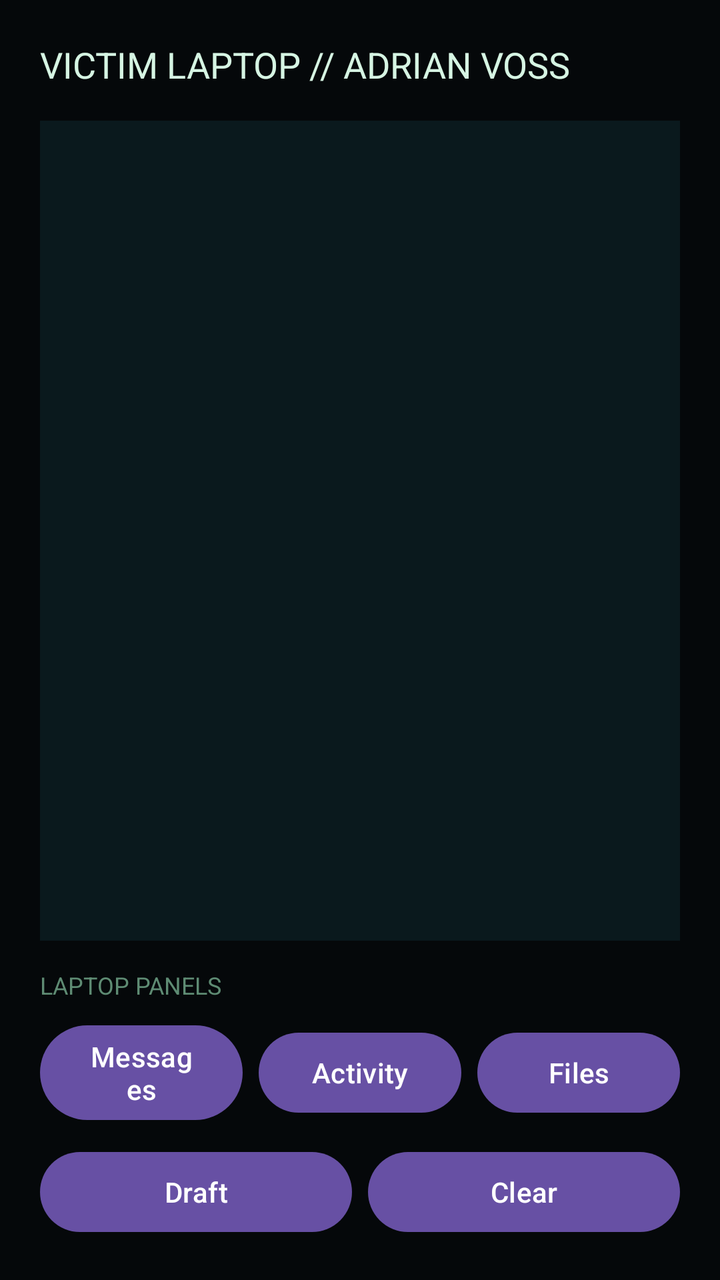
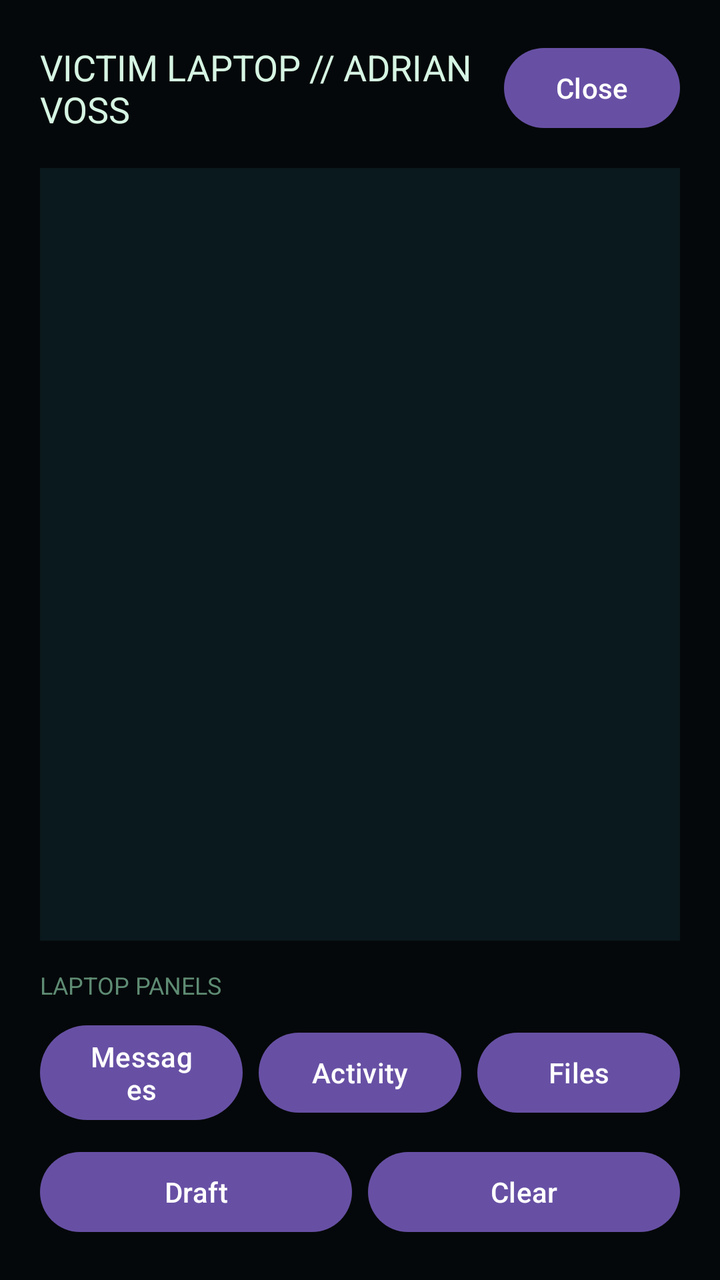

An Android layout rendered at two revisions. The XML below is the earlier revision; the diff shows what the commit changed to produce the second picture.
<!-- AndroidManifest.xml: application theme Theme.TraceRoute -->
<!-- res/layout/fragment_terminal.xml -->
<?xml version="1.0" encoding="utf-8"?>
<LinearLayout xmlns:android="http://schemas.android.com/apk/res/android"
    android:id="@+id/terminal_root"
    android:layout_width="match_parent"
    android:layout_height="wrap_content"
    android:background="#05080A"
    android:minHeight="360dp"
    android:orientation="vertical"
    android:padding="20dp">

    <TextView
        android:id="@+id/terminal_title"
        android:layout_width="match_parent"
        android:layout_height="wrap_content"
        android:text="VICTIM LAPTOP // ADRIAN VOSS"
        android:textColor="#D6F5E3"
        android:textSize="18sp" />

    <ScrollView
        android:id="@+id/terminal_scroll"
        android:layout_width="match_parent"
        android:layout_height="0dp"
        android:layout_marginTop="16dp"
        android:layout_weight="1"
        android:background="#0A191D"
        android:padding="12dp">

        <TextView
            android:id="@+id/terminal_output"
            android:layout_width="match_parent"
            android:layout_height="wrap_content"
            android:textColor="#9FD8B4"
            android:textSize="14sp" />

    </ScrollView>

    <TextView
        android:id="@+id/terminal_command_label"
        android:layout_width="match_parent"
        android:layout_height="wrap_content"
        android:layout_marginTop="14dp"
        android:text="LAPTOP PANELS"
        android:textColor="#5E8B73"
        android:textSize="12sp" />

    <LinearLayout
        android:id="@+id/terminal_command_row_one"
        android:layout_width="match_parent"
        android:layout_height="wrap_content"
        android:layout_marginTop="8dp"
        android:gravity="center_vertical"
        android:orientation="horizontal">

        <Button
            android:id="@+id/terminal_command_messages"
            android:layout_width="0dp"
            android:layout_height="wrap_content"
            android:layout_weight="1"
            android:text="Messages" />

        <Button
            android:id="@+id/terminal_command_laptop"
            android:layout_width="0dp"
            android:layout_height="wrap_content"
            android:layout_marginStart="8dp"
            android:layout_weight="1"
            android:text="Activity" />

        <Button
            android:id="@+id/terminal_command_files"
            android:layout_width="0dp"
            android:layout_height="wrap_content"
            android:layout_marginStart="8dp"
            android:layout_weight="1"
            android:text="Files" />

    </LinearLayout>

    <LinearLayout
        android:id="@+id/terminal_command_row_two"
        android:layout_width="match_parent"
        android:layout_height="wrap_content"
        android:layout_marginTop="8dp"
        android:gravity="center_vertical"
        android:orientation="horizontal">

        <Button
            android:id="@+id/terminal_command_draft"
            android:layout_width="0dp"
            android:layout_height="wrap_content"
            android:layout_weight="1"
            android:text="Draft" />

        <Button
            android:id="@+id/terminal_command_clear"
            android:layout_width="0dp"
            android:layout_height="wrap_content"
            android:layout_marginStart="8dp"
            android:layout_weight="1"
            android:text="Clear" />

    </LinearLayout>

</LinearLayout>
<!-- resources referenced by this layout -->
<resources>
  <style name="Theme.TraceRoute" parent="Base.Theme.TraceRoute" />
  <style name="Base.Theme.TraceRoute" parent="Theme.Material3.DayNight.NoActionBar">
          
          
      </style>
</resources>

<!-- the commit's change to res/layout/fragment_terminal.xml (unified diff, before → after) -->
@@ -8,13 +8,29 @@
     android:orientation="vertical"
     android:padding="20dp">
 
-    <TextView
-        android:id="@+id/terminal_title"
+    <LinearLayout
+        android:id="@+id/terminal_header"
         android:layout_width="match_parent"
         android:layout_height="wrap_content"
-        android:text="VICTIM LAPTOP // ADRIAN VOSS"
-        android:textColor="#D6F5E3"
-        android:textSize="18sp" />
+        android:gravity="center_vertical"
+        android:orientation="horizontal">
+
+        <TextView
+            android:id="@+id/terminal_title"
+            android:layout_width="0dp"
+            android:layout_height="wrap_content"
+            android:layout_weight="1"
+            android:text="VICTIM LAPTOP // ADRIAN VOSS"
+            android:textColor="#D6F5E3"
+            android:textSize="18sp" />
+
+        <Button
+            android:id="@+id/terminal_close_button"
+            android:layout_width="wrap_content"
+            android:layout_height="wrap_content"
+            android:text="Close" />
+
+    </LinearLayout>
 
     <ScrollView
         android:id="@+id/terminal_scroll"
